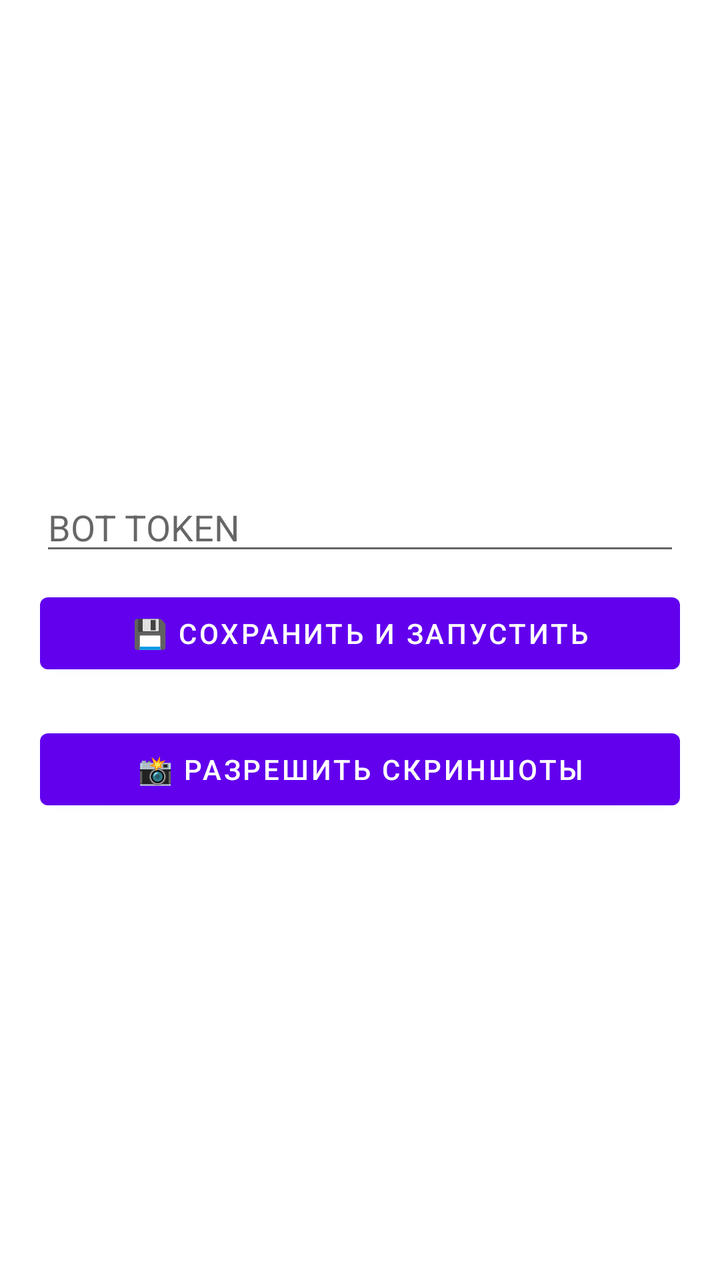
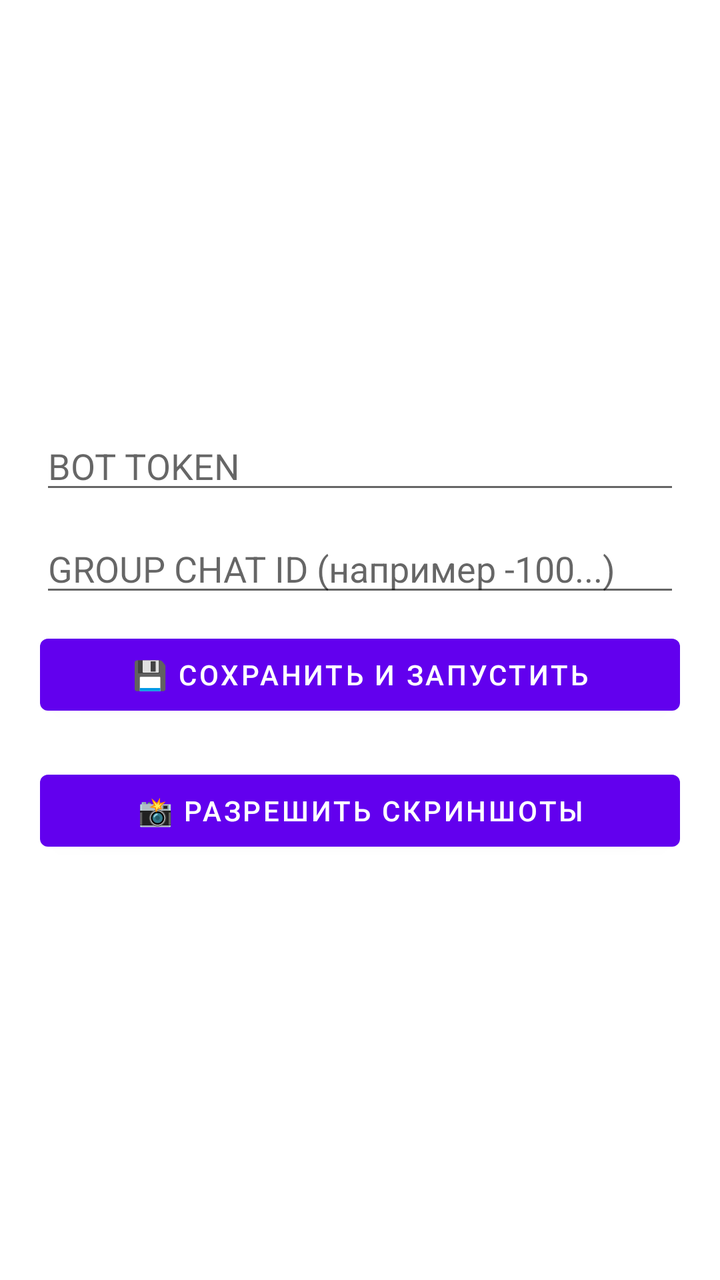

An Android layout rendered at two revisions. The XML below is the earlier revision; the diff shows what the commit changed to produce the second picture.
<!-- AndroidManifest.xml: fallback theme Theme.MaterialComponents.DayNight.NoActionBar -->
<!-- res/layout/activity_main.xml -->
<?xml version="1.0" encoding="utf-8"?>
<LinearLayout xmlns:android="http://schemas.android.com/apk/res/android"
    android:layout_width="match_parent"
    android:layout_height="match_parent"
    android:orientation="vertical"
    android:padding="20dp"
    android:gravity="center">

    <EditText
        android:id="@+id/etToken"
        android:layout_width="match_parent"
        android:layout_height="wrap_content"
        android:hint="BOT TOKEN"
        android:layout_marginTop="10dp" />

    <Button
        android:id="@+id/btnSave"
        android:layout_width="match_parent"
        android:layout_height="wrap_content"
        android:text="💾 Сохранить и запустить"
        android:layout_marginTop="10dp" />

    <Button
        android:id="@+id/btnScreenshot"
        android:layout_width="match_parent"
        android:layout_height="wrap_content"
        android:text="📸 Разрешить скриншоты"
        android:layout_marginTop="20dp" />
</LinearLayout>
<!-- resources referenced by this layout -->
<resources>

</resources>

<!-- the commit's change to res/layout/activity_main.xml (unified diff, before → after) -->
@@ -10,7 +10,13 @@
         android:id="@+id/etToken"
         android:layout_width="match_parent"
         android:layout_height="wrap_content"
-        android:hint="BOT TOKEN"
+        android:hint="BOT TOKEN" />
+
+    <EditText
+        android:id="@+id/etGroupId"
+        android:layout_width="match_parent"
+        android:layout_height="wrap_content"
+        android:hint="GROUP CHAT ID (например -100...)"
         android:layout_marginTop="10dp" />
 
     <Button
